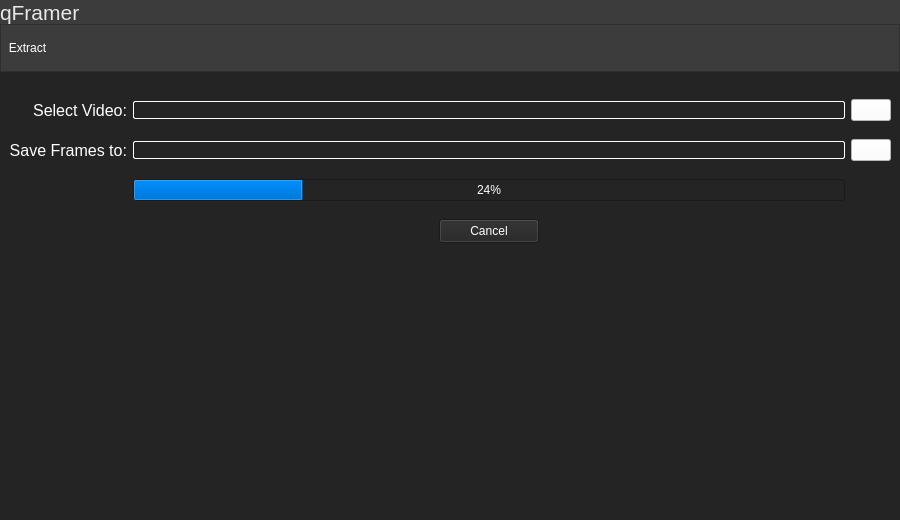
First picture: the form in gui/ui_files/ui_main_window.ui, repository riverbr/qFramer, before the edit.
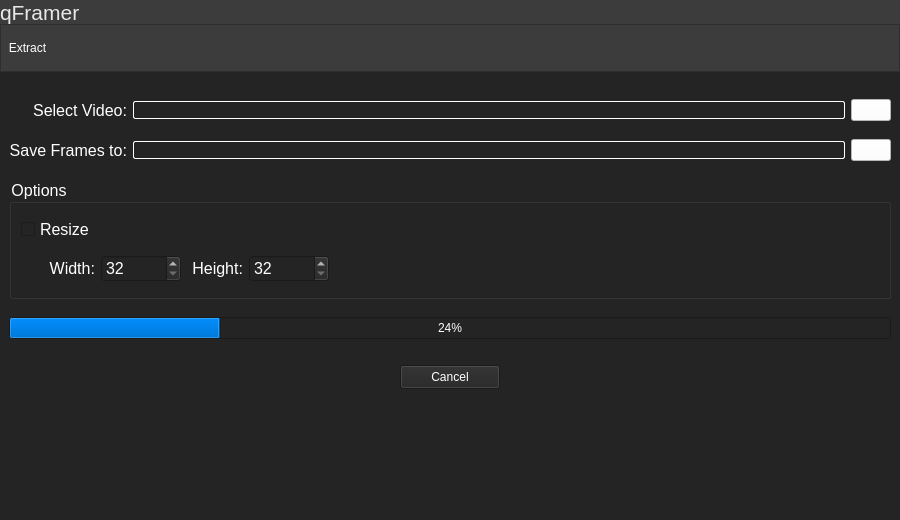
Second picture: the form after the edit. Icons and pictures are not drawn.

Commit message: implement hover in system buttons and option to resize frames

The edit to the form file:
```diff
--- a/gui/ui_files/ui_main_window.ui
+++ b/gui/ui_files/ui_main_window.ui
@@ -40,72 +40,6 @@
     <property name="spacing">
      <number>0</number>
     </property>
-    <item row="0" column="0">
-     <widget class="QFrame" name="top_bar">
-      <property name="maximumSize">
-       <size>
-        <width>16777215</width>
-        <height>24</height>
-       </size>
-      </property>
-      <property name="styleSheet">
-       <string notr="true">background-color: rgb(60, 60, 60);</string>
-      </property>
-      <layout class="QHBoxLayout" name="horizontalLayout_3">
-       <property name="spacing">
-        <number>0</number>
-       </property>
-       <property name="leftMargin">
-        <number>0</number>
-       </property>
-       <property name="topMargin">
-        <number>0</number>
-       </property>
-       <property name="rightMargin">
-        <number>0</number>
-       </property>
-       <property name="bottomMargin">
-        <number>0</number>
-       </property>
-       <item>
-        <widget class="QLabel" name="top_label">
-         <property name="maximumSize">
-          <size>
-           <width>100</width>
-           <height>16777215</height>
-          </size>
-         </property>
-         <property name="font">
-          <font>
-           <pointsize>16</pointsize>
-           <weight>50</weight>
-           <bold>false</bold>
-          </font>
-         </property>
-         <property name="styleSheet">
-          <string notr="true">color: rgb(232, 232, 232);</string>
-         </property>
-         <property name="text">
-          <string>qFramer</string>
-         </property>
-        </widget>
-       </item>
-       <item>
-        <spacer name="horizontalSpacer">
-         <property name="orientation">
-          <enum>Qt::Horizontal</enum>
-         </property>
-         <property name="sizeHint" stdset="0">
-          <size>
-           <width>40</width>
-           <height>20</height>
-          </size>
-         </property>
-        </spacer>
-       </item>
-      </layout>
-     </widget>
-    </item>
     <item row="2" column="0" colspan="2">
      <widget class="QFrame" name="content_area">
       <property name="minimumSize">
@@ -124,6 +58,102 @@
        <property name="verticalSpacing">
         <number>18</number>
        </property>
+       <item row="1" column="1">
+        <widget class="QLineEdit" name="video_directory">
+         <property name="styleSheet">
+          <string notr="true">color: rgb(255, 255, 255);
+border: 1px solid white;
+border-radius: 2px;</string>
+         </property>
+        </widget>
+       </item>
+       <item row="2" column="1">
+        <widget class="QLineEdit" name="frames_directory">
+         <property name="styleSheet">
+          <string notr="true">color: rgb(255, 255, 255);
+border: 1px solid white;
+border-radius: 2px;</string>
+         </property>
+        </widget>
+       </item>
+       <item row="5" column="0" colspan="3">
+        <widget class="QFrame" name="frame">
+         <property name="minimumSize">
+          <size>
+           <width>0</width>
+           <height>40</height>
+          </size>
+         </property>
+         <property name="frameShape">
+          <enum>QFrame::NoFrame</enum>
+         </property>
+         <property name="frameShadow">
+          <enum>QFrame::Raised</enum>
+         </property>
+         <layout class="QHBoxLayout" name="horizontalLayout_4">
+          <property name="spacing">
+           <number>0</number>
+          </property>
+          <property name="leftMargin">
+           <number>0</number>
+          </property>
+          <property name="topMargin">
+           <number>0</number>
+          </property>
+          <property name="rightMargin">
+           <number>0</number>
+          </property>
+          <property name="bottomMargin">
+           <number>0</number>
+          </property>
+          <item>
+           <widget class="QPushButton" name="btn_cancel">
+            <property name="minimumSize">
+             <size>
+              <width>100</width>
+              <height>24</height>
+             </size>
+            </property>
+            <property name="maximumSize">
+             <size>
+              <width>100</width>
+              <height>24</height>
+             </size>
+            </property>
+            <property name="styleSheet">
+             <string notr="true">color: rgb(255, 255, 255);</string>
+            </property>
+            <property name="text">
+             <string>Cancel</string>
+            </property>
+            <property name="autoDefault">
+             <bool>true</bool>
+            </property>
+           </widget>
+          </item>
+         </layout>
+        </widget>
+       </item>
+       <item row="1" column="2">
+        <widget class="QPushButton" name="btn_open_video">
+         <property name="styleSheet">
+          <string notr="true">background-color: rgb(255, 255, 255);</string>
+         </property>
+         <property name="text">
+          <string/>
+         </property>
+         <property name="icon">
+          <iconset resource="../../rc.qrc">
+           <normaloff>:/buttons/img/glass.png</normaloff>:/buttons/img/glass.png</iconset>
+         </property>
+         <property name="iconSize">
+          <size>
+           <width>16</width>
+           <height>16</height>
+          </size>
+         </property>
+        </widget>
+       </item>
        <item row="0" column="0" colspan="3">
         <spacer name="verticalSpacer_2">
          <property name="orientation">
@@ -160,26 +190,6 @@
          </property>
         </widget>
        </item>
-       <item row="1" column="2">
-        <widget class="QPushButton" name="btn_open_video">
-         <property name="styleSheet">
-          <string notr="true">background-color: rgb(255, 255, 255);</string>
-         </property>
-         <property name="text">
-          <string/>
-         </property>
-         <property name="icon">
-          <iconset resource="../../rc.qrc">
-           <normaloff>:/buttons/img/glass.png</normaloff>:/buttons/img/glass.png</iconset>
-         </property>
-         <property name="iconSize">
-          <size>
-           <width>16</width>
-           <height>16</height>
-          </size>
-         </property>
-        </widget>
-       </item>
        <item row="2" column="0">
         <widget class="QLabel" name="label_2">
          <property name="font">
@@ -200,6 +210,19 @@
          </property>
         </widget>
        </item>
+       <item row="7" column="0" colspan="3">
+        <spacer name="verticalSpacer">
+         <property name="orientation">
+          <enum>Qt::Vertical</enum>
+         </property>
+         <property name="sizeHint" stdset="0">
+          <size>
+           <width>20</width>
+           <height>40</height>
+          </size>
+         </property>
+        </spacer>
+       </item>
        <item row="1" column="0">
         <widget class="QLabel" name="label">
          <property name="font">
@@ -220,25 +243,178 @@
          </property>
         </widget>
        </item>
-       <item row="2" column="1">
-        <widget class="QLineEdit" name="frames_directory">
-         <property name="styleSheet">
-          <string notr="true">color: rgb(255, 255, 255);
-border: 1px solid white;
-border-radius: 2px;</string>
+       <item row="3" column="0" colspan="3">
+        <widget class="QGroupBox" name="groupBox">
+         <property name="minimumSize">
+          <size>
+           <width>0</width>
+           <height>120</height>
+          </size>
          </property>
-        </widget>
-       </item>
-       <item row="1" column="1">
-        <widget class="QLineEdit" name="video_directory">
+         <property name="font">
+          <font>
+           <pointsize>12</pointsize>
+          </font>
+         </property>
          <property name="styleSheet">
-          <string notr="true">color: rgb(255, 255, 255);
-border: 1px solid white;
-border-radius: 2px;</string>
+          <string notr="true">color: rgb(255, 255, 255);</string>
          </property>
+         <property name="title">
+          <string>Options</string>
+         </property>
+         <layout class="QGridLayout" name="gridLayout_3">
+          <property name="topMargin">
+           <number>0</number>
+          </property>
+          <property name="bottomMargin">
+           <number>0</number>
+          </property>
+          <property name="verticalSpacing">
+           <number>0</number>
+          </property>
+          <item row="2" column="6">
+           <spacer name="horizontalSpacer_3">
+            <property name="orientation">
+             <enum>Qt::Horizontal</enum>
+            </property>
+            <property name="sizeType">
+             <enum>QSizePolicy::Fixed</enum>
+            </property>
+            <property name="sizeHint" stdset="0">
+             <size>
+              <width>550</width>
+              <height>20</height>
+             </size>
+            </property>
+           </spacer>
+          </item>
+          <item row="2" column="4">
+           <widget class="QLabel" name="label_4">
+            <property name="font">
+             <font>
+              <pointsize>12</pointsize>
+             </font>
+            </property>
+            <property name="styleSheet">
+             <string notr="true">color: rgb(255, 255, 255);</string>
+            </property>
+            <property name="text">
+             <string>Height:</string>
+            </property>
+            <property name="alignment">
+             <set>Qt::AlignRight|Qt::AlignTrailing|Qt::AlignVCenter</set>
+            </property>
+           </widget>
+          </item>
+          <item row="2" column="0">
+           <widget class="QLabel" name="label_3">
+            <property name="font">
+             <font>
+              <pointsize>12</pointsize>
+             </font>
+            </property>
+            <property name="styleSheet">
+             <string notr="true">color: rgb(255, 255, 255);</string>
+            </property>
+            <property name="text">
+             <string>Width:</string>
+            </property>
+            <property name="alignment">
+             <set>Qt::AlignRight|Qt::AlignTrailing|Qt::AlignVCenter</set>
+            </property>
+            <property name="wordWrap">
+             <bool>false</bool>
+            </property>
+           </widget>
+          </item>
+          <item row="0" column="0">
+           <widget class="QCheckBox" name="ckResize">
+            <property name="maximumSize">
+             <size>
+              <width>80</width>
+              <height>16777215</height>
+             </size>
+            </property>
+            <property name="font">
+             <font>
+              <pointsize>12</pointsize>
+             </font>
+            </property>
+            <property name="text">
+             <string>Resize</string>
+            </property>
+           </widget>
+          </item>
+          <item row="2" column="5">
+           <widget class="QSpinBox" name="sbHeight">
+            <property name="enabled">
+             <bool>false</bool>
+            </property>
+            <property name="minimumSize">
+             <size>
+              <width>80</width>
+              <height>0</height>
+             </size>
+            </property>
+            <property name="maximumSize">
+             <size>
+              <width>80</width>
+              <height>16777215</height>
+             </size>
+            </property>
+            <property name="font">
+             <font>
+              <pointsize>12</pointsize>
+             </font>
+            </property>
+            <property name="styleSheet">
+             <string notr="true">color: rgb(255, 255, 255);</string>
+            </property>
+            <property name="minimum">
+             <number>32</number>
+            </property>
+            <property name="maximum">
+             <number>9999</number>
+            </property>
+           </widget>
+          </item>
+          <item row="2" column="1">
+           <widget class="QSpinBox" name="sbWidth">
+            <property name="enabled">
+             <bool>false</bool>
+            </property>
+            <property name="minimumSize">
+             <size>
+              <width>80</width>
+              <height>0</height>
+             </size>
+            </property>
+            <property name="maximumSize">
+             <size>
+              <width>80</width>
+              <height>16777215</height>
+             </size>
+            </property>
+            <property name="font">
+             <font>
+              <pointsize>12</pointsize>
+             </font>
+            </property>
+            <property name="styleSheet">
+             <string notr="true">color: rgb(255, 255, 255);</string>
+            </property>
+            <property name="minimum">
+             <number>32</number>
+            </property>
+            <property name="maximum">
+             <number>9999</number>
+            </property>
+           </widget>
+          </item>
+         </layout>
         </widget>
        </item>
-       <item row="3" column="1">
+       <item row="4" column="0" colspan="3">
         <widget class="QProgressBar" name="progress_bar">
          <property name="palette">
           <palette>
@@ -480,44 +656,6 @@
          </property>
         </widget>
        </item>
-       <item row="6" column="0" colspan="3">
-        <spacer name="verticalSpacer">
-         <property name="orientation">
-          <enum>Qt::Vertical</enum>
-         </property>
-         <property name="sizeHint" stdset="0">
-          <size>
-           <width>20</width>
-           <height>40</height>
-          </size>
-         </property>
-        </spacer>
-       </item>
-       <item row="5" column="1" alignment="Qt::AlignHCenter">
-        <widget class="QPushButton" name="btn_cancel">
-         <property name="minimumSize">
-          <size>
-           <width>100</width>
-           <height>24</height>
-          </size>
-         </property>
-         <property name="maximumSize">
-          <size>
-           <width>100</width>
-           <height>24</height>
-          </size>
-         </property>
-         <property name="styleSheet">
-          <string notr="true">color: rgb(255, 255, 255);</string>
-         </property>
-         <property name="text">
-          <string>Cancel</string>
-         </property>
-         <property name="autoDefault">
-          <bool>true</bool>
-         </property>
-        </widget>
-       </item>
       </layout>
      </widget>
     </item>
@@ -563,7 +701,10 @@
           </size>
          </property>
          <property name="styleSheet">
-          <string notr="true">border: none;</string>
+          <string notr="true">QPushButton::hover {;
+	border: 1px solid #606062;
+    background-color: #606062;
+}</string>
          </property>
          <property name="text">
           <string/>
@@ -598,11 +739,18 @@
           </size>
          </property>
          <property name="styleSheet">
-          <string notr="true">border: none;</string>
+          <string notr="true">QPushButton::hover {;
+	border: 1px solid #606062;
+    background-color: #606062;
+}</string>
          </property>
          <property name="text">
           <string/>
          </property>
+         <property name="icon">
+          <iconset resource="../../rc.qrc">
+           <normaloff>:/system_icons/img/maximize.png</normaloff>:/system_icons/img/maximize.png</iconset>
+         </property>
          <property name="iconSize">
           <size>
            <width>24</width>
@@ -629,7 +777,10 @@
           </size>
          </property>
          <property name="styleSheet">
-          <string notr="true">border: none;</string>
+          <string notr="true">QPushButton::hover {;
+	border: 1px solid #dc3545;
+    background-color: #dc3545;
+}</string>
          </property>
          <property name="text">
           <string/>
@@ -652,6 +803,72 @@
       </layout>
      </widget>
     </item>
+    <item row="0" column="0">
+     <widget class="QFrame" name="top_bar">
+      <property name="maximumSize">
+       <size>
+        <width>16777215</width>
+        <height>24</height>
+       </size>
+      </property>
+      <property name="styleSheet">
+       <string notr="true">background-color: rgb(60, 60, 60);</string>
+      </property>
+      <layout class="QHBoxLayout" name="horizontalLayout_3">
+       <property name="spacing">
+        <number>0</number>
+       </property>
+       <property name="leftMargin">
+        <number>0</number>
+       </property>
+       <property name="topMargin">
+        <number>0</number>
+       </property>
+       <property name="rightMargin">
+        <number>0</number>
+       </property>
+       <property name="bottomMargin">
+        <number>0</number>
+       </property>
+       <item>
+        <widget class="QLabel" name="top_label">
+         <property name="maximumSize">
+          <size>
+           <width>100</width>
+           <height>16777215</height>
+          </size>
+         </property>
+         <property name="font">
+          <font>
+           <pointsize>16</pointsize>
+           <weight>50</weight>
+           <bold>false</bold>
+          </font>
+         </property>
+         <property name="styleSheet">
+          <string notr="true">color: rgb(232, 232, 232);</string>
+         </property>
+         <property name="text">
+          <string>qFramer</string>
+         </property>
+        </widget>
+       </item>
+       <item>
+        <spacer name="horizontalSpacer">
+         <property name="orientation">
+          <enum>Qt::Horizontal</enum>
+         </property>
+         <property name="sizeHint" stdset="0">
+          <size>
+           <width>40</width>
+           <height>20</height>
+          </size>
+         </property>
+        </spacer>
+       </item>
+      </layout>
+     </widget>
+    </item>
     <item row="1" column="0" colspan="2">
      <widget class="QFrame" name="menu">
       <property name="maximumSize">
```
Left out of the diff: 5 changed lines with no effect on the pictures. The commit also changes 1 other file.
